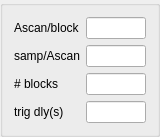
Qt form AcqParamsWidget.ui (djsperka/vortup) before a commit.
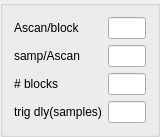
The same form after that commit.

Commit message: Change trigger delay parameter to be SAMPLES instead of seconds.

```diff
--- a/AcqParamsWidget.ui
+++ b/AcqParamsWidget.ui
@@ -47,7 +47,7 @@
    <item row="3" column="0">
     <widget class="QLabel" name="label_4">
      <property name="text">
-      <string>trig dly(s)</string>
+      <string>trig dly(samples)</string>
      </property>
     </widget>
    </item>
```
The commit also changes 4 other files.
